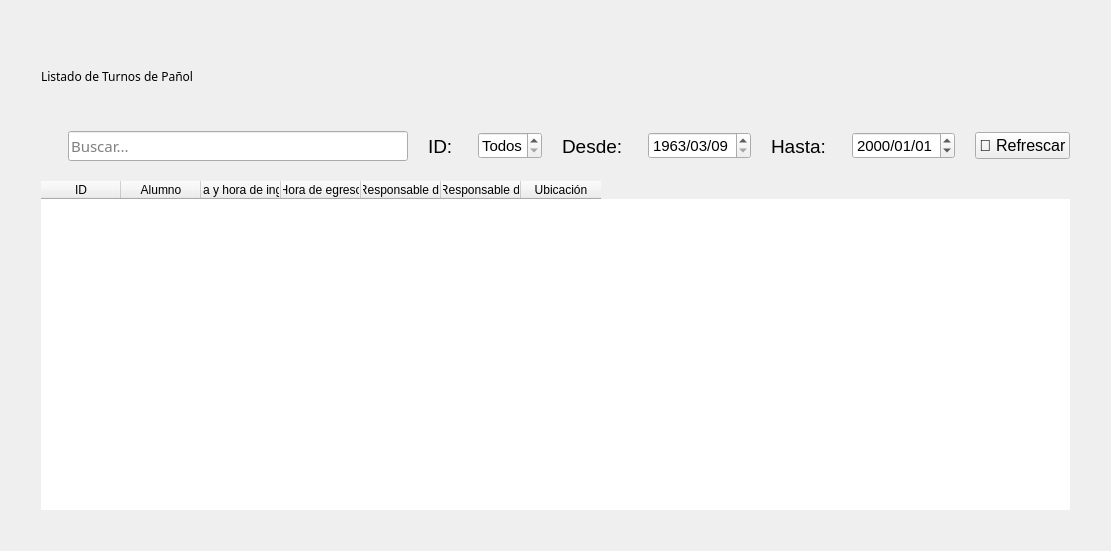
The window that blustock/ui/screens_uis/turnos.ui (MaxAPBusiness/Blustock) describes before a commit, drawn with Qt 5.
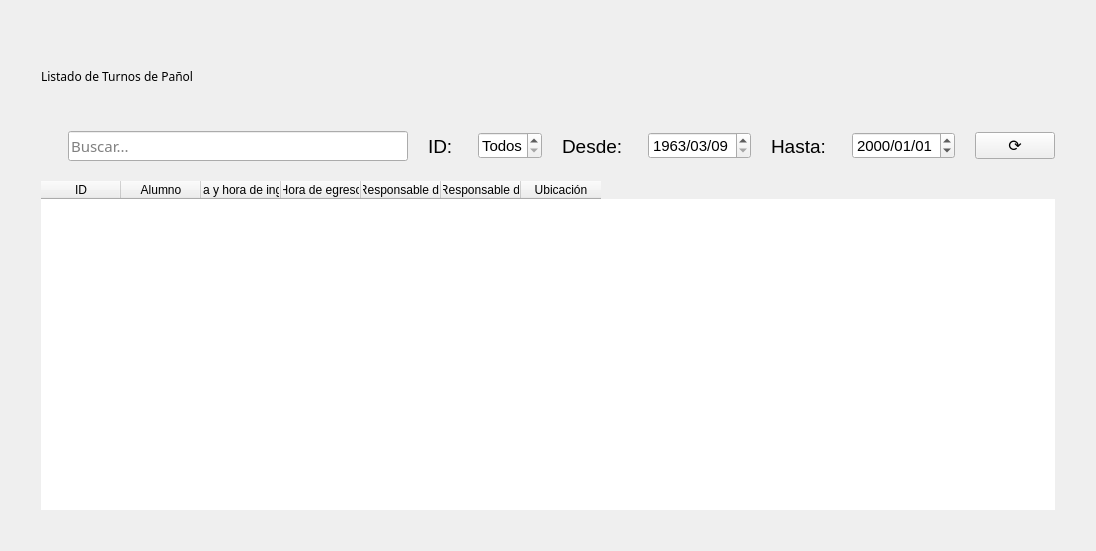
The same window after the commit. Icons and pictures are not drawn.

Commit message: Rediseñé los botones de refrescar.

```diff
--- a/blustock/ui/screens_uis/turnos.ui
+++ b/blustock/ui/screens_uis/turnos.ui
@@ -254,7 +254,7 @@
           </font>
          </property>
          <property name="text">
-          <string>🔄 Refrescar</string>
+          <string>⟳</string>
          </property>
         </widget>
        </item>
```
The commit also changes 10 other files.
